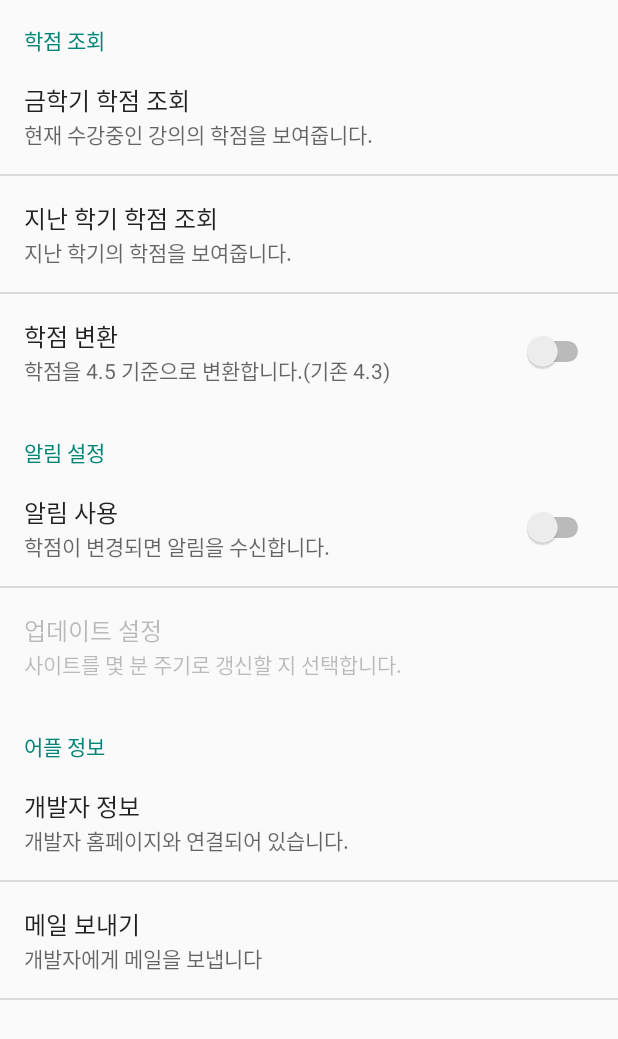
After one commit to GyuhoLee/MPP, an Android app: the SecondActivity screen opened directly, with no data from a screen before it, on a phone screen of 412 x 824 dp. The commit adds this screen. Shown: the top 1039 px of the screen. Run offline under Robolectric (Android 15) with nearby library versions, the phone set to English and light mode, and no system bars.

Commit message:
[Add] Preference

```diff
--- /dev/null
+++ b/src/GradeNotifications/app/src/main/java/com/example/gradenotifications/SecondActivity.java
@@ -0,0 +1,15 @@
+package com.example.gradenotifications;
+
+import androidx.appcompat.app.AppCompatActivity;
+
+import android.os.Bundle;
+import android.preference.PreferenceActivity;
+
+public class SecondActivity extends PreferenceActivity {
+
+    @Override
+    protected void onCreate(Bundle savedInstanceState) {
+        super.onCreate(savedInstanceState);
+        addPreferencesFromResource(R.xml.preference);
+    }
+}
--- /dev/null
+++ b/src/GradeNotifications/app/src/main/res/values/array.xml
@@ -0,0 +1,17 @@
+<?xml version="1.0" encoding="utf-8"?>
+<resources>
+    <string-array name="time">
+        <item>10분</item>
+        <item>20분</item>
+        <item>30분</item>
+        <item>1시간</item>
+        <item>2시간</item>
+    </string-array>
+    <string-array name="time_value">
+        <item>10m</item>
+        <item>20m</item>
+        <item>30m</item>
+        <item>60m</item>
+        <item>120m</item>
+    </string-array>
+</resources>
--- /dev/null
+++ b/src/GradeNotifications/app/src/main/res/xml/preference.xml
@@ -0,0 +1,56 @@
+<?xml version="1.0" encoding="utf-8"?>
+<PreferenceScreen xmlns:android="http://schemas.android.com/apk/res/android"
+    android:title="경희대 학점 알리미">
+    <PreferenceCategory
+        android:title="학점 조회">
+    <Preference
+        android:key="nowGrade"
+        android:summary="현재 수강중인 강의의 학점을 보여줍니다."
+        android:title="금학기 학점 조회" />
+
+    <ListPreference
+        android:key="lastGrade"
+        android:title="지난 학기 학점 조회"
+        android:summary="지난 학기의 학점을 보여줍니다." />
+        <SwitchPreference
+            android:defaultValue="false"
+            android:key="changeGrade"
+            android:summary="학점을 4.5 기준으로 변환합니다.(기존 4.3)"
+            android:title="학점 변환" />
+    </PreferenceCategory>
+
+        <PreferenceCategory
+            android:title="알림 설정">
+    <SwitchPreference
+        android:defaultValue="false"
+        android:key="useUpdateNofiti"
+        android:summary="학점이 변경되면 알림을 수신합니다."
+        android:title="알림 사용" />
+
+    <ListPreference
+        android:dependency="useUpdateNofiti"
+        android:title="업데이트 설정"
+        android:summary="사이트를 몇 분 주기로 갱신할 지 선택합니다."
+        android:key="language"
+        android:defaultValue="30m"
+        android:entries="@array/time"
+        android:entryValues="@array/time_value"/>
+        </PreferenceCategory>
+            <PreferenceCategory
+                android:title="어플 정보">
+    <Preference
+        android:title="개발자 정보"
+        android:summary="개발자 홈페이지와 연결되어 있습니다.">
+        <intent android:action="android.intent.action.VIEW"
+            android:data="https://GyuhoLee.com"/>
+    </Preference>
+        <Preference
+            android:summary="개발자에게 메일을 보냅니다"
+            android:title="메일 보내기" >
+            <intent
+                android:action="android.intent.action.SENDTO"
+                android:data="mailto:2015104194@khu.ac.kr" />
+        </Preference>
+            </PreferenceCategory>
+
+</PreferenceScreen>
```
Also changed, not shown: src/GradeNotifications/app/src/main/AndroidManifest.xml (+7 -2 lines), src/GradeNotifications/app/src/main/java/com/example/gradenotifications/LastGradeActivity.java (added, +14 -0 lines), src/GradeNotifications/app/src/main/java/com/example/gradenotifications/MainActivity.java (+8 -2 lines), src/GradeNotifications/app/src/main/res/layout/activity_last_grade.xml (added, +9 -0 lines), src/GradeNotifications/app/src/main/res/layout/activity_main2.xml (added, +9 -0 lines), src/GradeNotifications/app/src/main/res/layout/activity_second.xml (added, +9 -0 lines).
